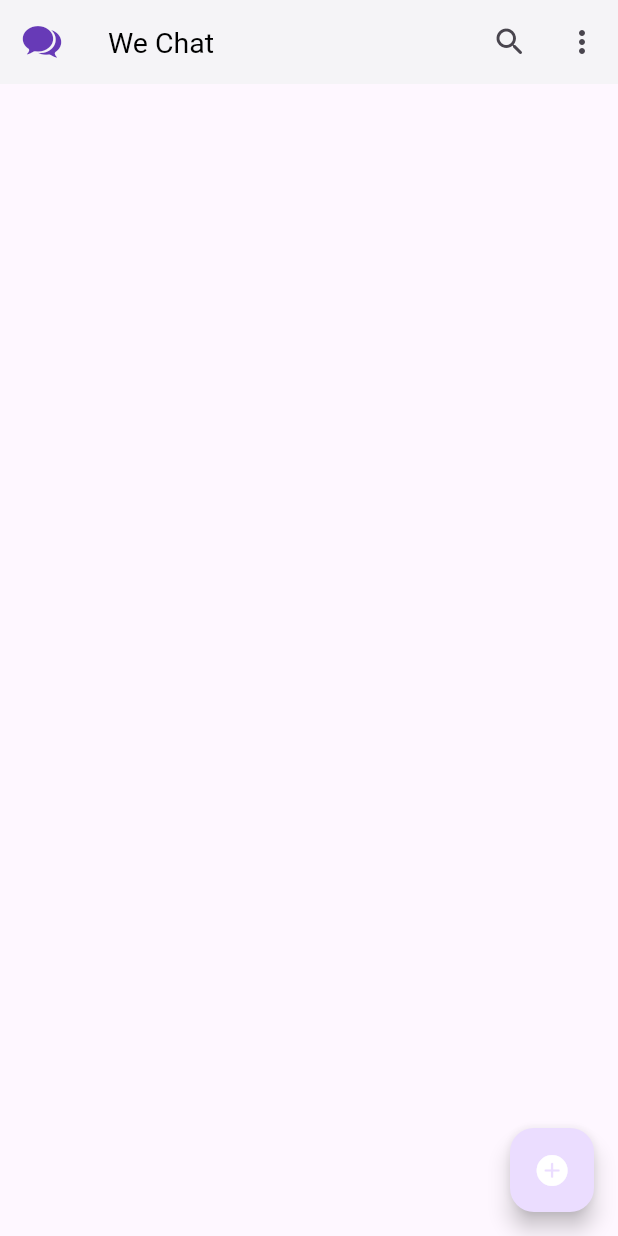
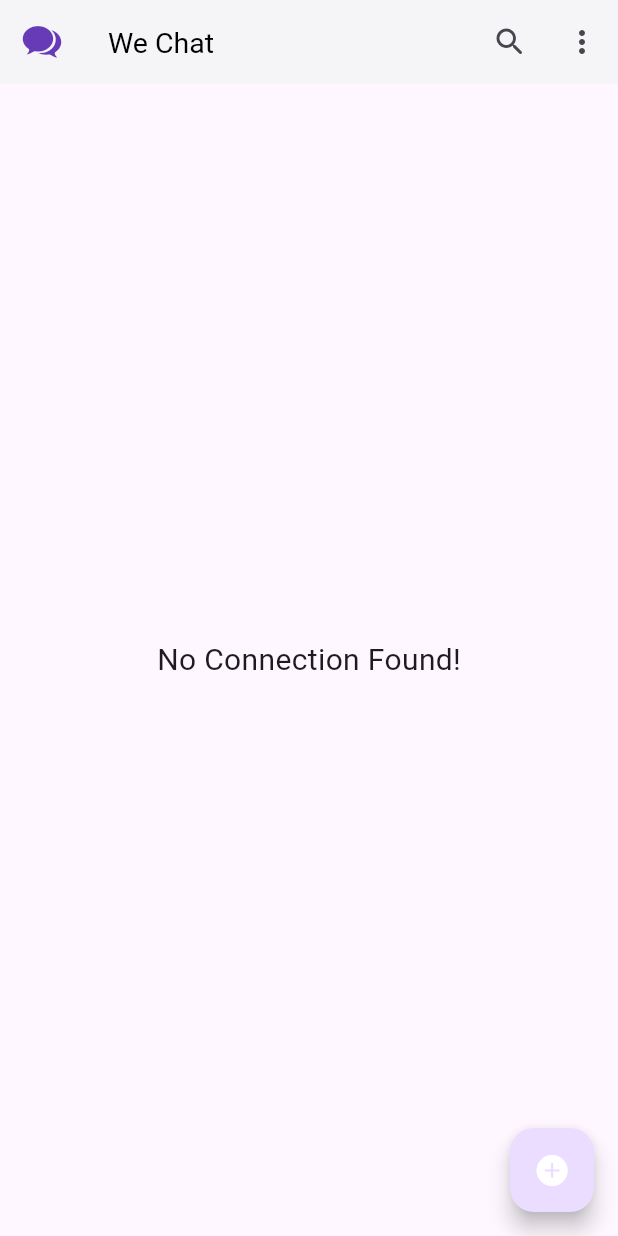
Before and after one commit to Prasiddha777/wechat, a Flutter app: the HomeScreen screen opened directly, on a phone screen of 412 x 824 dp. Run offline on Flutter 3.47's test engine with Material 2 defaults, Android fonts, the phone set to English and light mode, and no system bars; our stand-ins replace cloud_firestore, firebase_auth, firebase_core, google_sign_in; accounts and stored records are empty.

```diff
--- /dev/null
+++ b/lib/api/api.dart
@@ -0,0 +1,10 @@
+import 'package:cloud_firestore/cloud_firestore.dart';
+import 'package:firebase_auth/firebase_auth.dart';
+
+class APIs {
+  //for authentication
+  static FirebaseAuth auth = FirebaseAuth.instance;
+
+  //for accessing cloud firestore database
+  static FirebaseFirestore fireStore = FirebaseFirestore.instance;
+}
--- /dev/null
+++ b/lib/models/chat_user.dart
@@ -0,0 +1,51 @@
+class ChatUser {
+  ChatUser({
+    required this.image,
+    required this.name,
+    required this.about,
+    required this.createdAt,
+    required this.isOnline,
+    required this.lastActive,
+    required this.id,
+    required this.pushToken,
+    required this.email,
+  });
+  late final String image;
+  late final String name;
+  late final String about;
+  late final String createdAt;
+  late final bool isOnline;
+  late final String lastActive;
+  late final String id;
+  late final String pushToken;
+  late final String email;
+
+  //uta bata ako lai afno maw dekhauna obj banauni
+
+  ChatUser.fromJson(Map<String, dynamic> json) {
+    image = json['image'] ?? '';
+    name = json['name'];
+    about = json['about'];
+    createdAt = json['created_at'];
+    isOnline = json['is_online'];
+    lastActive = json['last_active'];
+    id = json['id'];
+    pushToken = json['push_token'];
+    email = json['email'];
+  }
+
+//afno object lai server maw pathauna toJson
+  Map<String, dynamic> toJson() {
+    final _data = <String, dynamic>{};
+    _data['image'] = image;
+    _data['name'] = name;
+    _data['about'] = about;
+    _data['created_at'] = createdAt;
+    _data['is_online'] = isOnline;
+    _data['last_active'] = lastActive;
+    _data['id'] = id;
+    _data['push_token'] = pushToken;
+    _data['email'] = email;
+    return _data;
+  }
+}
--- a/lib/screens/home_screen.dart
+++ b/lib/screens/home_screen.dart
@@ -1,8 +1,14 @@
+import 'dart:convert';
+
 import 'package:firebase_auth/firebase_auth.dart';
 import 'package:flutter/cupertino.dart';
 import 'package:flutter/material.dart';
 import 'package:google_sign_in/google_sign_in.dart';
+import 'package:wechat/api/api.dart';
 import 'package:wechat/main.dart';
+import 'package:wechat/models/chat_user.dart';
+import 'package:wechat/widgets/chat_user_card.dart';
+import 'dart:developer';
 
 class HomeScreen extends StatefulWidget {
   const HomeScreen({super.key});
@@ -12,6 +18,7 @@ class HomeScreen extends StatefulWidget {
 }
 
 class _HomeScreenState extends State<HomeScreen> {
+  List<ChatUser> list = [];
   @override
   Widget build(BuildContext context) {
     mq = MediaQuery.of(context).size;
@@ -48,6 +55,51 @@ class _HomeScreenState extends State<HomeScreen> {
             color: Colors.white,
           ),
         ),
+        //
+        body: StreamBuilder(
+          stream: APIs.fireStore.collection('users').snapshots(),
+          builder: (context, snapshot) {
+            switch (snapshot.connectionState) {
+              case ConnectionState.waiting:
+              case ConnectionState.none:
+                return const Center(
+                  child: CircularProgressIndicator(),
+                );
+              case ConnectionState.active:
+              case ConnectionState.done:
+                final data = snapshot.data?.docs;
+                //kati data ayecha check garna lai
+                // for (var element in data!) {
+                //   log(jsonEncode(element.data()));
+                //   list.add(element.data()['name']);
+                // }
+                list = data?.map((e) => ChatUser.fromJson(e.data())).toList() ?? [];
+
+                if (list.isNotEmpty) {
+                  return ListView.builder(
+                    itemCount: list.length,
+                    padding: EdgeInsets.only(
+                      top: mq.height * .01,
+                    ),
+                    physics: const BouncingScrollPhysics(),
+                    itemBuilder: (context, index) {
+                      return ChatUserCard(
+                        user: list[index],
+                      );
+                    },
+                  );
+                } else {
+                  return const Center(
+                    child: Text(
+                      'No Connection Found!',
+                      style: TextStyle(
+                        fontSize: 20,
+                      ),
+                    ),
                   );
                 }
             }
+          },
+        ));
+  }
+}
--- a/pubspec.yaml
+++ b/pubspec.yaml
@@ -41,6 +41,8 @@ dependencies:
   google_sign_in: ^6.1.5
   #for handling firebase auth
   firebase_auth: ^4.10.0
+  #for accessing cloud firestore database
+  cloud_firestore: ^4.9.2
 
 
 dev_dependencies:
```
Also changed, not shown: lib/widgets/chat_user_card.dart (added, +41 -0 lines), pubspec.lock, 1 other file. Lines whose indentation alone changed are shown as unchanged.
